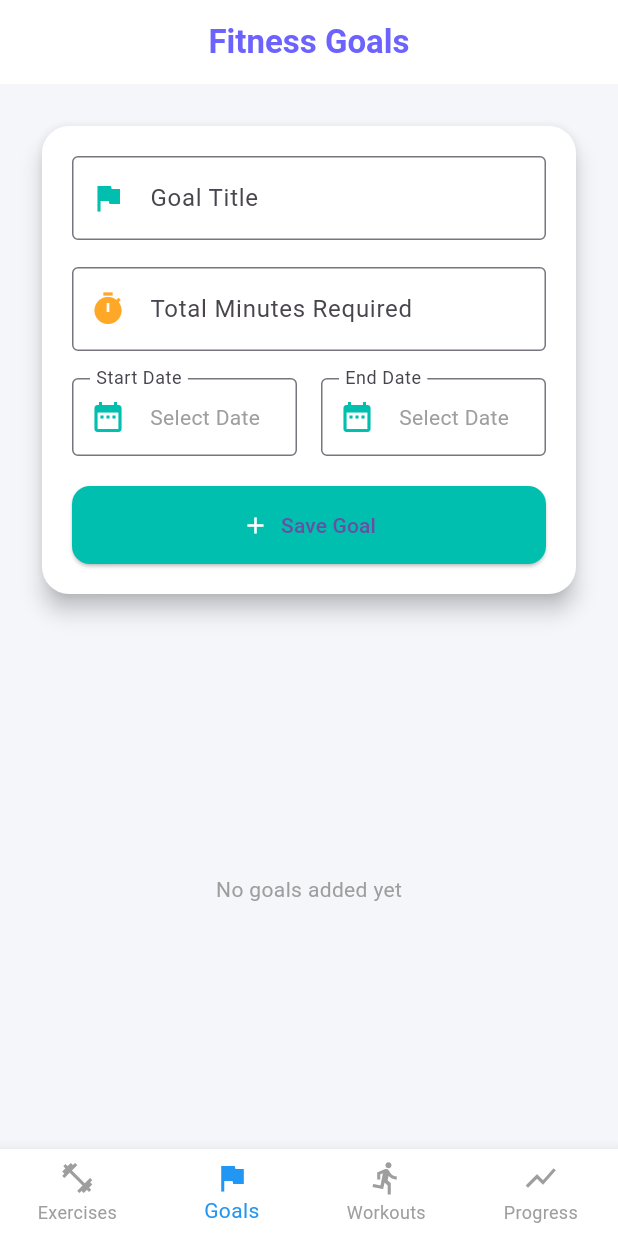
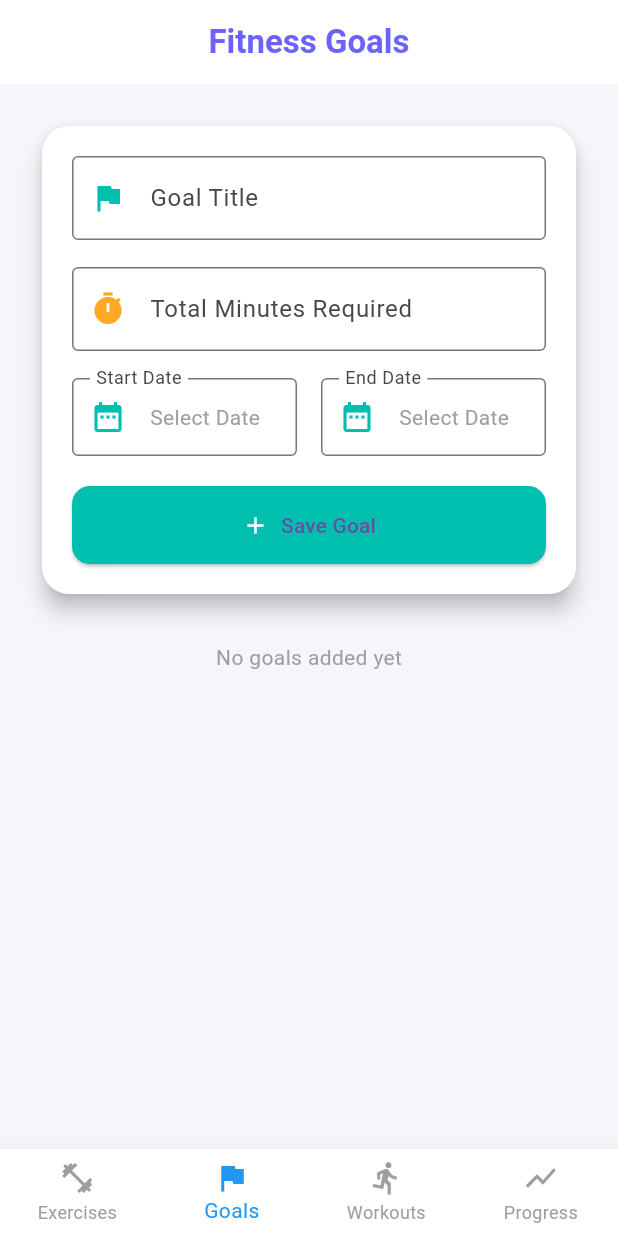
Before and after one commit to Usman1subhani/CodeAlpha_fitness_tracker_app, a Flutter app: the screen it shows after launch, item 2 of the bottom bar chosen, on a phone screen of 412 x 824 dp. Run offline on Flutter 3.47's test engine with Material 3 defaults, Android fonts, the phone set to English and light mode, and no system bars; our stand-ins replace fl_chart, sqflite; accounts and stored records are empty.

Commit message:
Updated Excersice screen and goal screen

```diff
--- a/lib/screens/goal_screen.dart
+++ b/lib/screens/goal_screen.dart
@@ -287,9 +287,8 @@ class _GoalScreenState extends State<GoalScreen> {
                 ),
               ),
               SizedBox(height: 24),
-              Container(
-                height: MediaQuery.of(context).size.height * 0.4,
-                child: _isLoading
+              // Remove Expanded, just use ListView.builder with shrinkWrap
+              _isLoading
                   ? Center(child: CircularProgressIndicator())
                   : _goals.isEmpty
                       ? Center(child: Text('No goals added yet', style: TextStyle(color: Colors.grey)))
@@ -363,7 +362,6 @@ class _GoalScreenState extends State<GoalScreen> {
                             );
                           },
                         ),
-              ),
             ],
           ),
         ),
```
Also changed, not shown: lib/screens/exercise_screen.dart (+32 -3 lines). Lines whose indentation alone changed are shown as unchanged.
